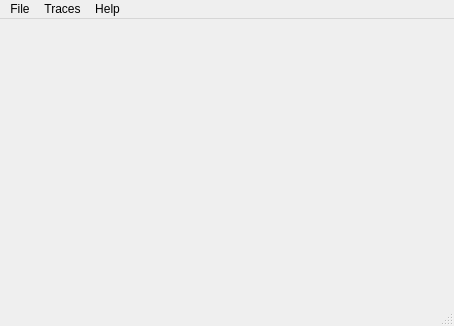
Before: the Qt Designer form mainwindow.ui in SkBoR/lab_qt_chart, drawn with Qt 5.
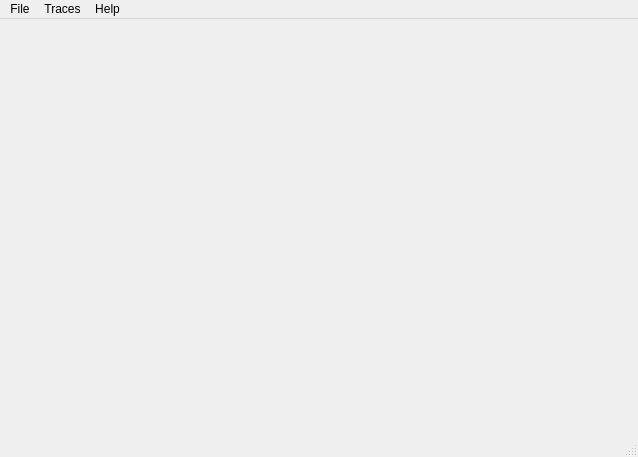
After: the same form once the commit is applied.

Commit message: Работает переключение между видами

Diff of the .ui file:
```diff
--- a/mainwindow.ui
+++ b/mainwindow.ui
@@ -6,8 +6,8 @@
    <rect>
     <x>0</x>
     <y>0</y>
-    <width>454</width>
-    <height>326</height>
+    <width>638</width>
+    <height>457</height>
    </rect>
   </property>
   <property name="windowTitle">
@@ -16,23 +16,65 @@
   <property name="autoFillBackground">
    <bool>false</bool>
   </property>
+  <property name="styleSheet">
+   <string notr="true"/>
+  </property>
   <widget class="QWidget" name="centralWidget">
    <property name="maximumSize">
     <size>
-     <width>454</width>
-     <height>285</height>
+     <width>16777215</width>
+     <height>16777215</height>
     </size>
    </property>
    <property name="autoFillBackground">
     <bool>false</bool>
    </property>
    <layout class="QVBoxLayout" name="verticalLayout">
+    <property name="spacing">
+     <number>4</number>
+    </property>
+    <property name="leftMargin">
+     <number>0</number>
+    </property>
+    <property name="topMargin">
+     <number>0</number>
+    </property>
+    <property name="rightMargin">
+     <number>0</number>
+    </property>
+    <property name="bottomMargin">
+     <number>0</number>
+    </property>
     <item>
-     <layout class="QVBoxLayout" name="verticalLayout_2">
-      <item>
-       <widget class="QWidget" name="widget" native="true"/>
-      </item>
-     </layout>
+     <widget class="QScrollArea" name="scrollArea">
+      <property name="frameShape">
+       <enum>QFrame::VLine</enum>
+      </property>
+      <property name="lineWidth">
+       <number>0</number>
+      </property>
+      <property name="widgetResizable">
+       <bool>true</bool>
+      </property>
+      <widget class="QWidget" name="scrollAreaWidgetContents">
+       <property name="geometry">
+        <rect>
+         <x>0</x>
+         <y>0</y>
+         <width>638</width>
+         <height>396</height>
+        </rect>
+       </property>
+      </widget>
+     </widget>
+    </item>
+    <item>
+     <widget class="QWidget" name="widget" native="true">
+      <zorder>pushButton_2</zorder>
+     </widget>
+    </item>
+    <item>
+     <layout class="QVBoxLayout" name="verticalLayout_2"/>
     </item>
    </layout>
   </widget>
@@ -41,7 +83,7 @@
     <rect>
      <x>0</x>
      <y>0</y>
-     <width>454</width>
+     <width>638</width>
      <height>19</height>
     </rect>
    </property>
```
Left out of the diff: 5 changed lines with no effect on the pictures. The commit also changes 2 other files.
